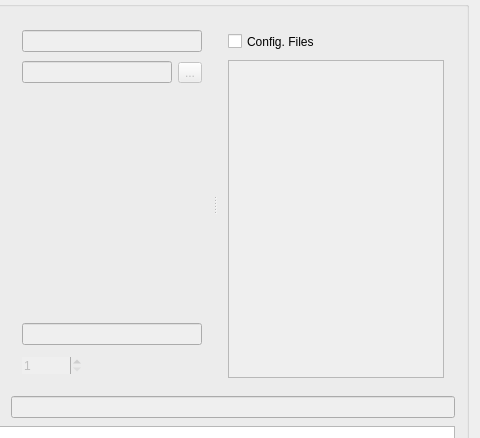
Before: the Qt Designer form mainwindow.ui in andreagen0r/rmDenoise, drawn with Qt 5; both pictures show x 170 to 650 and y 83 to 521 of the 650 by 705 pixel window.
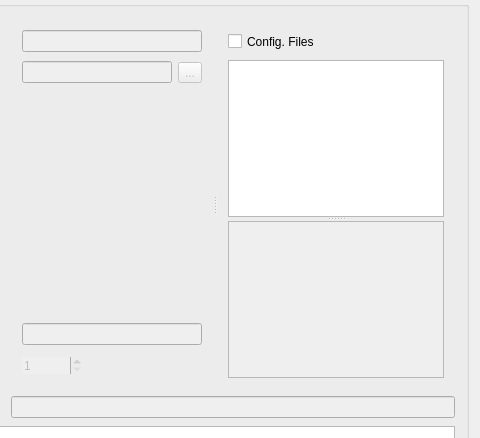
After: the same form once the commit is applied.

```diff
--- a/mainwindow.ui
+++ b/mainwindow.ui
@@ -123,16 +123,7 @@
       </property>
       <layout class="QVBoxLayout" name="verticalLayout_4">
        <item>
-        <widget class="QSplitter" name="splitter">
-         <property name="sizePolicy">
-          <sizepolicy hsizetype="Expanding" vsizetype="Expanding">
-           <horstretch>0</horstretch>
-           <verstretch>0</verstretch>
-          </sizepolicy>
-         </property>
-         <property name="styleSheet">
-          <string notr="true"/>
-         </property>
+        <widget class="QSplitter" name="splitter_2">
          <property name="orientation">
           <enum>Qt::Horizontal</enum>
          </property>
@@ -575,7 +566,7 @@
            </item>
           </layout>
          </widget>
-         <widget class="QWidget" name="layoutWidget">
+         <widget class="QWidget" name="">
           <layout class="QVBoxLayout" name="verticalLayout_2">
            <item>
             <widget class="QCheckBox" name="chbox_f">
@@ -606,6 +597,21 @@
             </widget>
            </item>
            <item>
+            <widget class="QSplitter" name="splitter">
+             <property name="orientation">
+              <enum>Qt::Vertical</enum>
+             </property>
+             <property name="childrenCollapsible">
+              <bool>false</bool>
+             </property>
+             <widget class="QListWidget" name="listWidget">
+              <property name="sizePolicy">
+               <sizepolicy hsizetype="Expanding" vsizetype="Maximum">
+                <horstretch>0</horstretch>
+                <verstretch>0</verstretch>
+               </sizepolicy>
+              </property>
+             </widget>
             <widget class="QListWidget" name="listWidget_configFiles">
              <property name="enabled">
               <bool>false</bool>
@@ -634,6 +640,7 @@
              <property name="selectionMode">
               <enum>QAbstractItemView::ExtendedSelection</enum>
              </property>
+             </widget>
             </widget>
            </item>
           </layout>
```
Lines whose indentation alone changed are shown as unchanged.
